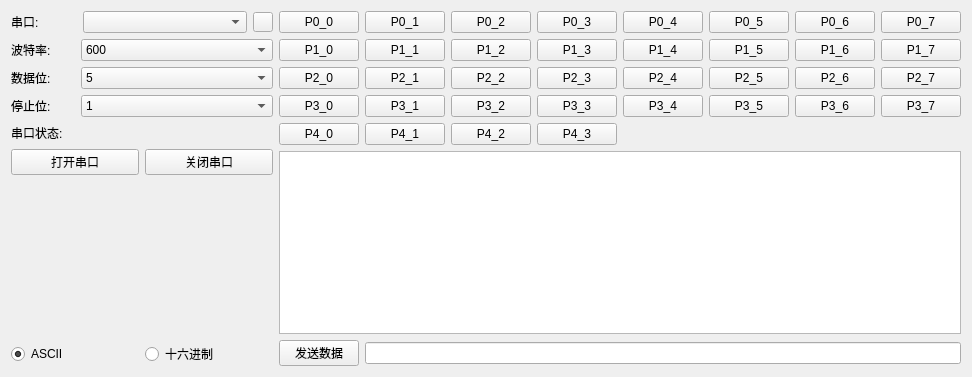
This is Tools/1.3_TestTool/tthbpform.ui in ZhengPengqiao/QtStudy as Qt 5 draws it before an edit. The edited form follows.
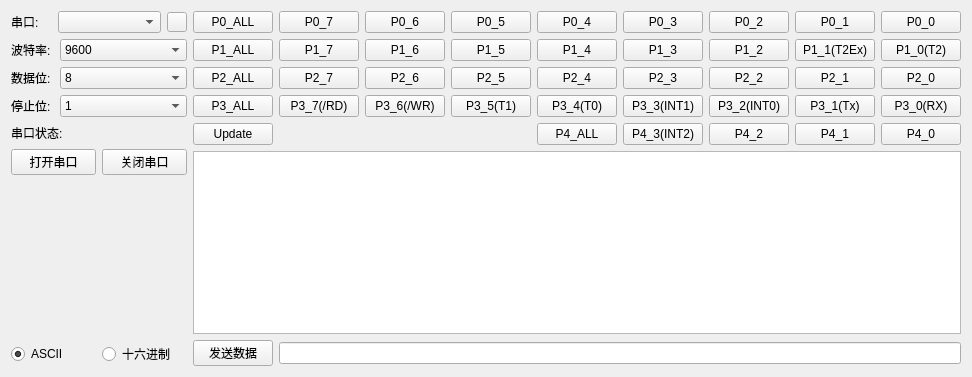
This is the edited form. Icons and pictures are not drawn.

Commit message: 添加控制整个引脚的功能

```diff
--- a/Tools/1.3_TestTool/tthbpform.ui
+++ b/Tools/1.3_TestTool/tthbpform.ui
@@ -75,6 +75,9 @@
            <property name="currentText">
             <string>9600</string>
            </property>
+           <property name="currentIndex">
+            <number>5</number>
+           </property>
            <item>
             <property name="text">
              <string>600</string>
@@ -163,6 +166,9 @@
            <property name="currentText">
             <string>8</string>
            </property>
+           <property name="currentIndex">
+            <number>3</number>
+           </property>
            <item>
             <property name="text">
              <string>5</string>
@@ -314,17 +320,7 @@
           <layout class="QHBoxLayout" name="horizontalLayout_3">
            <item>
             <layout class="QGridLayout" name="gridLayout_2">
-             <item row="2" column="1">
-              <widget class="QPushButton" name="pushButton_P2_1">
-               <property name="text">
-                <string>P2_1</string>
-               </property>
-               <property name="checkable">
-                <bool>true</bool>
-               </property>
-              </widget>
-             </item>
-             <item row="4" column="0">
+             <item row="4" column="8">
               <widget class="QPushButton" name="pushButton_P4_0">
                <property name="text">
                 <string>P4_0</string>
@@ -334,7 +330,74 @@
                </property>
               </widget>
              </item>
-             <item row="1" column="7">
+             <item row="2" column="8">
+              <widget class="QPushButton" name="pushButton_P2_0">
+               <property name="text">
+                <string>P2_0</string>
+               </property>
+               <property name="checkable">
+                <bool>true</bool>
+               </property>
+              </widget>
+             </item>
+             <item row="1" column="8">
+              <widget class="QPushButton" name="pushButton_P1_0">
+               <property name="text">
+                <string>P1_0(T2)</string>
+               </property>
+               <property name="checkable">
+                <bool>true</bool>
+               </property>
+              </widget>
+             </item>
+             <item row="0" column="8">
+              <widget class="QPushButton" name="pushButton_P0_0">
+               <property name="text">
+                <string>P0_0</string>
+               </property>
+               <property name="checkable">
+                <bool>true</bool>
+               </property>
+               <property name="checked">
+                <bool>false</bool>
+               </property>
+              </widget>
+             </item>
+             <item row="3" column="0">
+              <widget class="QPushButton" name="pushButton_P3_ALL">
+               <property name="text">
+                <string>P3_ALL</string>
+               </property>
+              </widget>
+             </item>
+             <item row="0" column="2">
+              <widget class="QPushButton" name="pushButton_P0_6">
+               <property name="text">
+                <string>P0_6</string>
+               </property>
+               <property name="checkable">
+                <bool>true</bool>
+               </property>
+              </widget>
+             </item>
+             <item row="3" column="8">
+              <widget class="QPushButton" name="pushButton_P3_0">
+               <property name="text">
+                <string>P3_0(RX)</string>
+               </property>
+               <property name="checkable">
+                <bool>true</bool>
+               </property>
+              </widget>
+             </item>
+             <item row="1" column="0">
+              <widget class="QPushButton" name="pushButton_P1_ALL">
+               <property name="text">
+                <string>P1_ALL</string>
+               </property>
+              </widget>
+             </item>
+             <item row="1" column="1">
               <widget class="QPushButton" name="pushButton_P1_7">
                <property name="text">
                 <string>P1_7</string>
@@ -344,77 +407,14 @@
                </property>
               </widget>
              </item>
-             <item row="2" column="5">
-              <widget class="QPushButton" name="pushButton_P2_5">
+             <item row="2" column="0">
+              <widget class="QPushButton" name="pushButton_P2_ALL">
                <property name="text">
-                <string>P2_5</string>
-               </property>
-               <property name="checkable">
-                <bool>true</bool>
-               </property>
-              </widget>
-             </item>
-             <item row="0" column="3">
-              <widget class="QPushButton" name="pushButton_P0_3">
-               <property name="text">
-                <string>P0_3</string>
-               </property>
-               <property name="checkable">
-                <bool>true</bool>
-               </property>
-              </widget>
-             </item>
-             <item row="3" column="4">
-              <widget class="QPushButton" name="pushButton_P3_4">
-               <property name="text">
-                <string>P3_4</string>
-               </property>
-               <property name="checkable">
-                <bool>true</bool>
-               </property>
-              </widget>
-             </item>
-             <item row="1" column="5">
-              <widget class="QPushButton" name="pushButton_P1_5">
-               <property name="text">
-                <string>P1_5</string>
-               </property>
-               <property name="checkable">
-                <bool>true</bool>
+                <string>P2_ALL</string>
                </property>
               </widget>
              </item>
              <item row="0" column="1">
-              <widget class="QPushButton" name="pushButton_P0_1">
-               <property name="text">
-                <string>P0_1</string>
-               </property>
-               <property name="checkable">
-                <bool>true</bool>
-               </property>
-              </widget>
-             </item>
-             <item row="4" column="2">
-              <widget class="QPushButton" name="pushButton_P4_2">
-               <property name="text">
-                <string>P4_2</string>
-               </property>
-               <property name="checkable">
-                <bool>true</bool>
-               </property>
-              </widget>
-             </item>
-             <item row="1" column="6">
-              <widget class="QPushButton" name="pushButton_P1_6">
-               <property name="text">
-                <string>P1_6</string>
-               </property>
-               <property name="checkable">
-                <bool>true</bool>
-               </property>
-              </widget>
-             </item>
-             <item row="0" column="7">
               <widget class="QPushButton" name="pushButton_P0_7">
                <property name="text">
                 <string>P0_7</string>
@@ -424,77 +424,34 @@
                </property>
               </widget>
              </item>
-             <item row="1" column="0">
-              <widget class="QPushButton" name="pushButton_P1_0">
-               <property name="text">
-                <string>P1_0</string>
-               </property>
-               <property name="checkable">
-                <bool>true</bool>
-               </property>
-              </widget>
-             </item>
-             <item row="3" column="5">
-              <widget class="QPushButton" name="pushButton_P3_5">
-               <property name="text">
-                <string>P3_5</string>
-               </property>
-               <property name="checkable">
-                <bool>true</bool>
-               </property>
-              </widget>
-             </item>
              <item row="3" column="1">
-              <widget class="QPushButton" name="pushButton_P3_1">
-               <property name="text">
-                <string>P3_1</string>
-               </property>
-               <property name="checkable">
-                <bool>true</bool>
-               </property>
-              </widget>
-             </item>
-             <item row="1" column="1">
-              <widget class="QPushButton" name="pushButton_P1_1">
-               <property name="text">
-                <string>P1_1</string>
-               </property>
-               <property name="checkable">
-                <bool>true</bool>
-               </property>
-              </widget>
-             </item>
-             <item row="3" column="2">
-              <widget class="QPushButton" name="pushButton_P3_2">
-               <property name="text">
-                <string>P3_2</string>
-               </property>
-               <property name="checkable">
-                <bool>true</bool>
-               </property>
-              </widget>
-             </item>
-             <item row="3" column="3">
-              <widget class="QPushButton" name="pushButton_P3_3">
-               <property name="text">
-                <string>P3_3</string>
-               </property>
-               <property name="checkable">
-                <bool>true</bool>
-               </property>
-              </widget>
-             </item>
-             <item row="3" column="7">
               <widget class="QPushButton" name="pushButton_P3_7">
                <property name="text">
-                <string>P3_7</string>
+                <string>P3_7(/RD)</string>
                </property>
                <property name="checkable">
                 <bool>true</bool>
                </property>
               </widget>
              </item>
-             <item row="0" column="2">
+             <item row="0" column="0">
+              <widget class="QPushButton" name="pushButton_P0_ALL">
+               <property name="text">
+                <string>P0_ALL</string>
+               </property>
+              </widget>
+             </item>
+             <item row="0" column="5">
+              <widget class="QPushButton" name="pushButton_P0_3">
+               <property name="text">
+                <string>P0_3</string>
+               </property>
+               <property name="checkable">
+                <bool>true</bool>
+               </property>
+              </widget>
+             </item>
+             <item row="0" column="6">
               <widget class="QPushButton" name="pushButton_P0_2">
                <property name="text">
                 <string>P0_2</string>
@@ -504,36 +461,6 @@
                </property>
               </widget>
              </item>
-             <item row="2" column="2">
-              <widget class="QPushButton" name="pushButton_P2_2">
-               <property name="text">
-                <string>P2_2</string>
-               </property>
-               <property name="checkable">
-                <bool>true</bool>
-               </property>
-              </widget>
-             </item>
-             <item row="2" column="6">
-              <widget class="QPushButton" name="pushButton_P2_6">
-               <property name="text">
-                <string>P2_6</string>
-               </property>
-               <property name="checkable">
-                <bool>true</bool>
-               </property>
-              </widget>
-             </item>
-             <item row="2" column="7">
-              <widget class="QPushButton" name="pushButton_P2_7">
-               <property name="text">
-                <string>P2_7</string>
-               </property>
-               <property name="checkable">
-                <bool>true</bool>
-               </property>
-              </widget>
-             </item>
              <item row="0" column="4">
               <widget class="QPushButton" name="pushButton_P0_4">
                <property name="text">
@@ -544,60 +471,24 @@
                </property>
               </widget>
              </item>
-             <item row="0" column="0">
-              <widget class="QPushButton" name="pushButton_P0_0">
+             <item row="4" column="0">
+              <widget class="QPushButton" name="pushButton_Update">
                <property name="text">
-                <string>P0_0</string>
+                <string>Update</string>
                </property>
-               <property name="checkable">
-                <bool>true</bool>
-               </property>
-               <property name="checked">
-                <bool>false</bool>
-               </property>
               </widget>
              </item>
-             <item row="3" column="6">
-              <widget class="QPushButton" name="pushButton_P3_6">
+             <item row="2" column="1">
+              <widget class="QPushButton" name="pushButton_P2_7">
                <property name="text">
-                <string>P3_6</string>
+                <string>P2_7</string>
                </property>
                <property name="checkable">
                 <bool>true</bool>
                </property>
               </widget>
              </item>
-             <item row="0" column="6">
-              <widget class="QPushButton" name="pushButton_P0_6">
-               <property name="text">
-                <string>P0_6</string>
-               </property>
-               <property name="checkable">
-                <bool>true</bool>
-               </property>
-              </widget>
-             </item>
-             <item row="4" column="3">
-              <widget class="QPushButton" name="pushButton_P4_3">
-               <property name="text">
-                <string>P4_3</string>
-               </property>
-               <property name="checkable">
-                <bool>true</bool>
-               </property>
-              </widget>
-             </item>
-             <item row="1" column="3">
-              <widget class="QPushButton" name="pushButton_P1_3">
-               <property name="text">
-                <string>P1_3</string>
-               </property>
-               <property name="checkable">
-                <bool>true</bool>
-               </property>
-              </widget>
-             </item>
-             <item row="0" column="5">
+             <item row="0" column="3">
               <widget class="QPushButton" name="pushButton_P0_5">
                <property name="text">
                 <string>P0_5</string>
@@ -607,7 +498,27 @@
                </property>
               </widget>
              </item>
-             <item row="1" column="2">
+             <item row="0" column="7">
+              <widget class="QPushButton" name="pushButton_P0_1">
+               <property name="text">
+                <string>P0_1</string>
+               </property>
+               <property name="checkable">
+                <bool>true</bool>
+               </property>
+              </widget>
+             </item>
+             <item row="1" column="7">
+              <widget class="QPushButton" name="pushButton_P1_1">
+               <property name="text">
+                <string>P1_1(T2Ex)</string>
+               </property>
+               <property name="checkable">
+                <bool>true</bool>
+               </property>
+              </widget>
+             </item>
+             <item row="1" column="6">
               <widget class="QPushButton" name="pushButton_P1_2">
                <property name="text">
                 <string>P1_2</string>
@@ -617,17 +528,37 @@
                </property>
               </widget>
              </item>
-             <item row="1" column="4">
-              <widget class="QPushButton" name="pushButton_P1_4">
+             <item row="1" column="5">
+              <widget class="QPushButton" name="pushButton_P1_3">
                <property name="text">
-                <string>P1_4</string>
+                <string>P1_3</string>
                </property>
                <property name="checkable">
                 <bool>true</bool>
                </property>
               </widget>
              </item>
-             <item row="2" column="3">
+             <item row="2" column="7">
+              <widget class="QPushButton" name="pushButton_P2_1">
+               <property name="text">
+                <string>P2_1</string>
+               </property>
+               <property name="checkable">
+                <bool>true</bool>
+               </property>
+              </widget>
+             </item>
+             <item row="2" column="6">
+              <widget class="QPushButton" name="pushButton_P2_2">
+               <property name="text">
+                <string>P2_2</string>
+               </property>
+               <property name="checkable">
+                <bool>true</bool>
+               </property>
+              </widget>
+             </item>
+             <item row="2" column="5">
               <widget class="QPushButton" name="pushButton_P2_3">
                <property name="text">
                 <string>P2_3</string>
@@ -637,6 +568,83 @@
                </property>
               </widget>
              </item>
+             <item row="3" column="7">
+              <widget class="QPushButton" name="pushButton_P3_1">
+               <property name="text">
+                <string>P3_1(Tx)</string>
+               </property>
+               <property name="checkable">
+                <bool>true</bool>
+               </property>
+              </widget>
+             </item>
+             <item row="3" column="6">
+              <widget class="QPushButton" name="pushButton_P3_2">
+               <property name="text">
+                <string>P3_2(INT0)</string>
+               </property>
+               <property name="checkable">
+                <bool>true</bool>
+               </property>
+              </widget>
+             </item>
+             <item row="3" column="5">
+              <widget class="QPushButton" name="pushButton_P3_3">
+               <property name="text">
+                <string>P3_3(INT1)</string>
+               </property>
+               <property name="checkable">
+                <bool>true</bool>
+               </property>
+              </widget>
+             </item>
+             <item row="4" column="7">
+              <widget class="QPushButton" name="pushButton_P4_1">
+               <property name="text">
+                <string>P4_1</string>
+               </property>
+               <property name="checkable">
+                <bool>true</bool>
+               </property>
+              </widget>
+             </item>
+             <item row="4" column="6">
+              <widget class="QPushButton" name="pushButton_P4_2">
+               <property name="text">
+                <string>P4_2</string>
+               </property>
+               <property name="checkable">
+                <bool>true</bool>
+               </property>
+              </widget>
+             </item>
+             <item row="4" column="5">
+              <widget class="QPushButton" name="pushButton_P4_3">
+               <property name="text">
+                <string>P4_3(INT2)</string>
+               </property>
+               <property name="checkable">
+                <bool>true</bool>
+               </property>
+              </widget>
+             </item>
+             <item row="4" column="4">
+              <widget class="QPushButton" name="pushButton_P4_ALL">
+               <property name="text">
+                <string>P4_ALL</string>
+               </property>
+              </widget>
+             </item>
+             <item row="3" column="4">
+              <widget class="QPushButton" name="pushButton_P3_4">
+               <property name="text">
+                <string>P3_4(T0)</string>
+               </property>
+               <property name="checkable">
+                <bool>true</bool>
+               </property>
+              </widget>
+             </item>
              <item row="2" column="4">
               <widget class="QPushButton" name="pushButton_P2_4">
                <property name="text">
@@ -647,30 +655,70 @@
                </property>
               </widget>
              </item>
-             <item row="3" column="0">
-              <widget class="QPushButton" name="pushButton_P3_0">
+             <item row="1" column="4">
+              <widget class="QPushButton" name="pushButton_P1_4">
                <property name="text">
-                <string>P3_0</string>
+                <string>P1_4</string>
                </property>
                <property name="checkable">
                 <bool>true</bool>
                </property>
               </widget>
              </item>
-             <item row="2" column="0">
-              <widget class="QPushButton" name="pushButton_P2_0">
+             <item row="1" column="3">
+              <widget class="QPushButton" name="pushButton_P1_5">
                <property name="text">
-                <string>P2_0</string>
+                <string>P1_5</string>
                </property>
                <property name="checkable">
                 <bool>true</bool>
                </property>
               </widget>
              </item>
-             <item row="4" column="1">
-              <widget class="QPushButton" name="pushButton_P4_1">
+             <item row="2" column="3">
+              <widget class="QPushButton" name="pushButton_P2_5">
                <property name="text">
-                <string>P4_1</string>
+                <string>P2_5</string>
+               </property>
+               <property name="checkable">
+                <bool>true</bool>
+               </property>
+              </widget>
+             </item>
+             <item row="3" column="3">
+              <widget class="QPushButton" name="pushButton_P3_5">
+               <property name="text">
+                <string>P3_5(T1)</string>
+               </property>
+               <property name="checkable">
+                <bool>true</bool>
+               </property>
+              </widget>
+             </item>
+             <item row="3" column="2">
+              <widget class="QPushButton" name="pushButton_P3_6">
+               <property name="text">
+                <string>P3_6(/WR)</string>
+               </property>
+               <property name="checkable">
+                <bool>true</bool>
+               </property>
+              </widget>
+             </item>
+             <item row="2" column="2">
+              <widget class="QPushButton" name="pushButton_P2_6">
+               <property name="text">
+                <string>P2_6</string>
+               </property>
+               <property name="checkable">
+                <bool>true</bool>
+               </property>
+              </widget>
+             </item>
+             <item row="1" column="2">
+              <widget class="QPushButton" name="pushButton_P1_6">
+               <property name="text">
+                <string>P1_6</string>
                </property>
                <property name="checkable">
                 <bool>true</bool>
```
Left out of the diff: 174 changed lines with no effect on the pictures. The commit also changes 2 other files.
